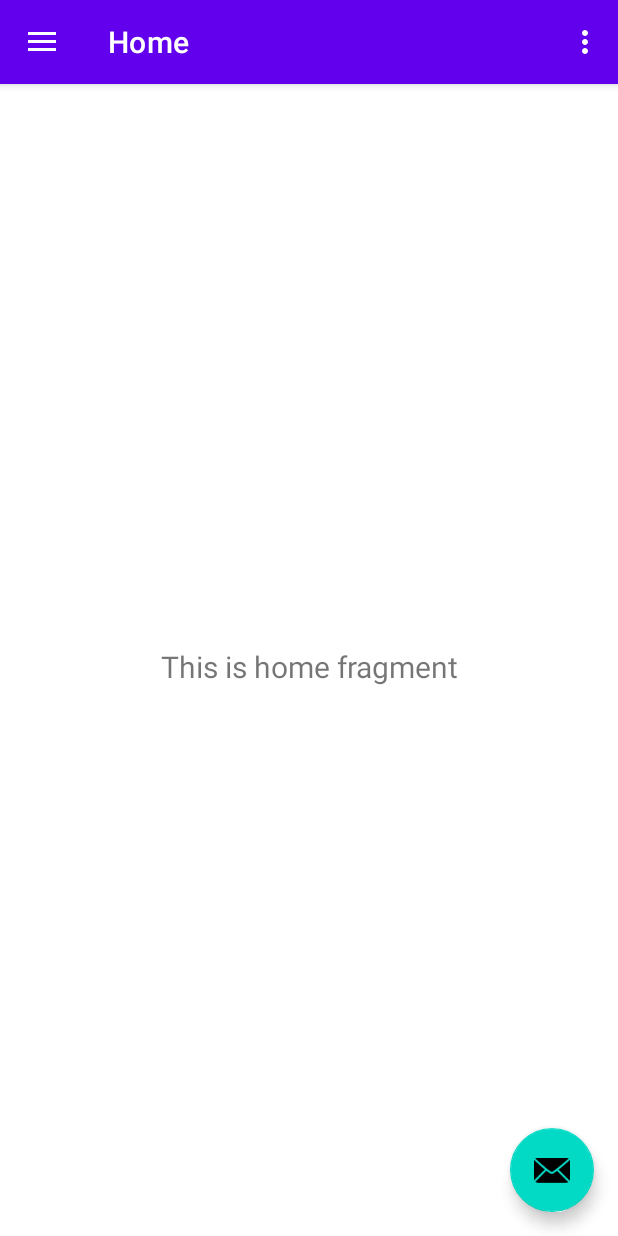
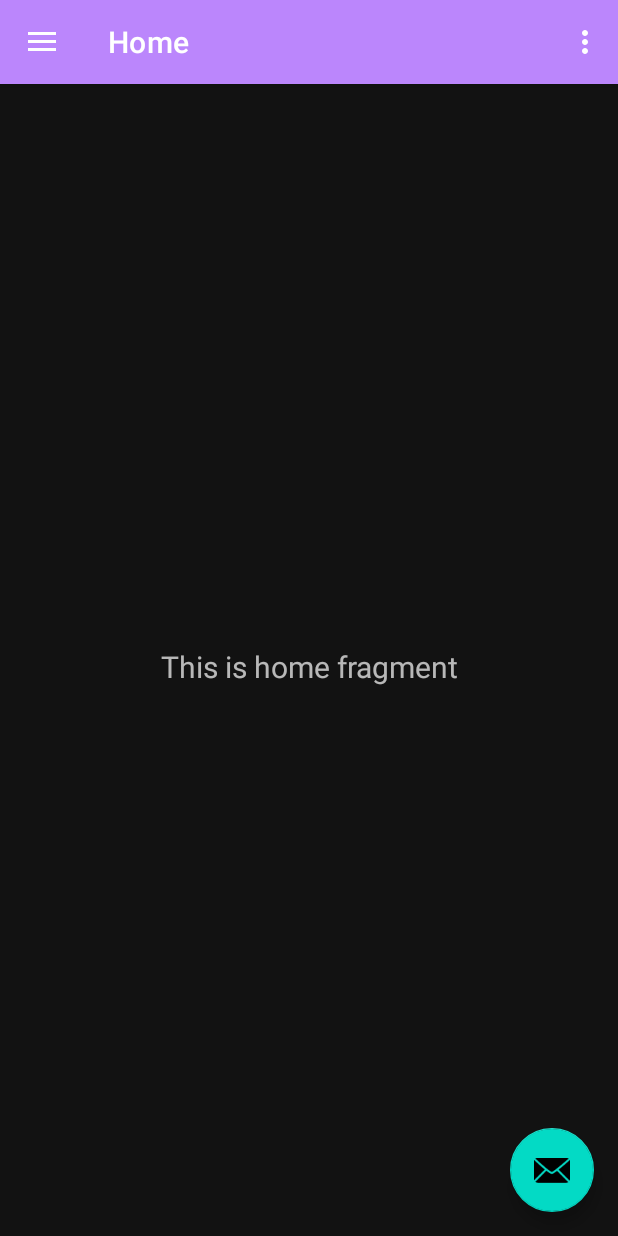
Before and after one commit to KenuthArchibald2545/Projects, an Android app: the ArchibaldActivity9 screen opened directly, with no data from a screen before it, in the options menu, after a tap on "Toggle Mode", on a phone screen of 412 x 824 dp. Run offline under Robolectric (Android 15) with nearby library versions, the phone set to English and light mode, and no system bars; our stand-ins replace navigation-ui.

Commit message:
Sixth Commit Toggle mode display both light and dark mode

```diff
--- a/KenuthLab9/src/main/java/kenuth/archibald/n2545/ArchibaldActivity9.java
+++ b/KenuthLab9/src/main/java/kenuth/archibald/n2545/ArchibaldActivity9.java
@@ -1,9 +1,13 @@
 package kenuth.archibald.n2545;
 
+import android.content.SharedPreferences;
 import android.os.Bundle;
+import android.preference.PreferenceManager;
 import android.view.Menu;
+import android.view.MenuItem;
 
 import androidx.appcompat.app.AppCompatActivity;
+import androidx.appcompat.app.AppCompatDelegate;
 import androidx.drawerlayout.widget.DrawerLayout;
 import androidx.navigation.NavController;
 import androidx.navigation.Navigation;
@@ -22,6 +26,14 @@ public class ArchibaldActivity9 extends AppCompatActivity {
 
     @Override
     protected void onCreate(Bundle savedInstanceState) {
+
+        SharedPreferences prefs = PreferenceManager.getDefaultSharedPreferences(this);
+        boolean isDarkMode = prefs.getBoolean("isDarkMode", false);
+        if (isDarkMode) {
+            AppCompatDelegate.setDefaultNightMode(AppCompatDelegate.MODE_NIGHT_YES);
+        } else {
+            AppCompatDelegate.setDefaultNightMode(AppCompatDelegate.MODE_NIGHT_NO);
+        }
         super.onCreate(savedInstanceState);
 
         binding = ActivityMainBinding.inflate(getLayoutInflater());
@@ -29,7 +41,7 @@ public class ArchibaldActivity9 extends AppCompatActivity {
 
         setSupportActionBar(binding.appBarMain.toolbar);
         binding.appBarMain.fab.setOnClickListener(view -> {
-            Snackbar.make(view, "Replace with your own action", Snackbar.LENGTH_LONG)
+            Snackbar.make(view, "Kenuth  Archibald : N01582545", Snackbar.LENGTH_LONG)
                     .setAction("Action", null)
                     .show();
         });
@@ -60,4 +72,24 @@ public class ArchibaldActivity9 extends AppCompatActivity {
         return NavigationUI.navigateUp(navController, mAppBarConfiguration)
                 || super.onSupportNavigateUp();
     }
+    public boolean onOptionsItemSelected(MenuItem item) {
+        if (item.getItemId() == R.id.action_toggle) {
+            toggleTheme();
+            return true;
+        }
+        return super.onOptionsItemSelected(item);
+    }
+
+    private void toggleTheme() {
+        SharedPreferences prefs = PreferenceManager.getDefaultSharedPreferences(this);
+        boolean isDarkMode = prefs.getBoolean("isDarkMode", false);
+
+        if (isDarkMode) {
+            AppCompatDelegate.setDefaultNightMode(AppCompatDelegate.MODE_NIGHT_NO);
+            prefs.edit().putBoolean("isDarkMode", false).apply();
+        } else {
+            AppCompatDelegate.setDefaultNightMode(AppCompatDelegate.MODE_NIGHT_YES);
+            prefs.edit().putBoolean("isDarkMode", true).apply();
+        }
+    }
 }
--- a/KenuthLab9/src/main/res/menu/main.xml
+++ b/KenuthLab9/src/main/res/menu/main.xml
@@ -5,13 +5,15 @@
         android:id="@+id/action_search"
         android:orderInCategory="2"
         android:title="Search"
-        android:icon="@drawable/action_toggle_24"
+        android:icon="@drawable/action_search_24"
+        android:textColor="@color/red"
         app:showAsAction="never" />
     <item
         android:id="@+id/action_toggle"
         android:orderInCategory="1"
         android:title="Toggle Mode"
-        android:icon="@drawable/action_search_24"
+        android:icon="@drawable/action_toggle_24"
+        android:textColor="@color/red"
         app:showAsAction="never"/>
 
 </menu>
--- a/KenuthLab9/src/main/res/values/colors.xml
+++ b/KenuthLab9/src/main/res/values/colors.xml
@@ -7,4 +7,5 @@
     <color name="teal_700">#FF018786</color>
     <color name="black">#FF000000</color>
     <color name="white">#FFFFFFFF</color>
+    <color name="red">#FF0000</color>
 </resources>
```
